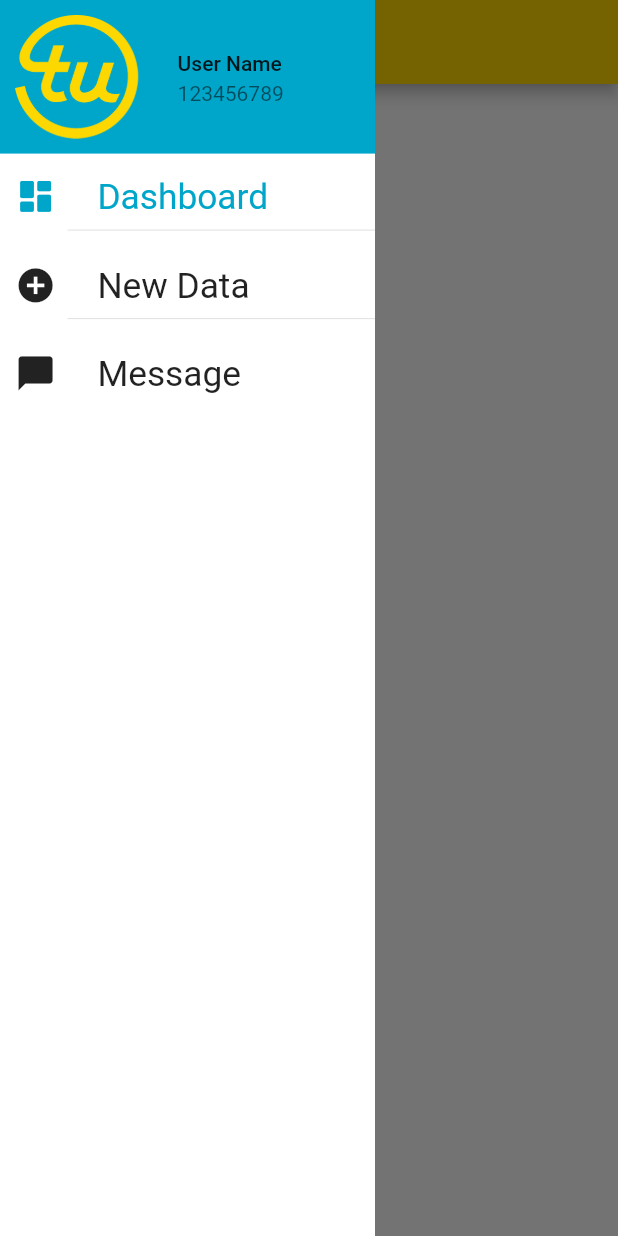
After one commit to ankitch29/flutter_poc, a Flutter app: the screen it shows after launch, after a tap on "Search", after a tap on the "menu" icon, on a phone screen of 412 x 824 dp. The commit adds this screen. Run offline on Flutter 3.47's test engine with Material 2 defaults, Android fonts, the phone set to English and light mode, and no system bars; our stand-ins replace get.

Commit message:
menu created, with responsive.

```diff
--- a/lib/main.dart
+++ b/lib/main.dart
@@ -2,6 +2,7 @@ import 'package:flutter/material.dart';
 import 'package:flutter/services.dart';
 import 'package:flutter_poc/screens/enquiry_information/ui/enquiry_information_page.dart';
 import 'package:flutter_poc/screens/initial/initial_screen.dart';
+import 'package:flutter_poc/utils/constants.dart';
 import 'package:get/get.dart';
 
 ///Main entry point this app
@@ -16,7 +17,8 @@ void main() {
   runApp(GetMaterialApp(
       debugShowCheckedModeBanner: false,
       theme: ThemeData(
-        primarySwatch: Colors.deepPurple,
+        primaryColor: ColourConstants.primary,
+        accentColor: ColourConstants.accent
       ),
       home: EnquiryInformation()));
 }
--- /dev/null
+++ b/lib/screens/dashboard/controller/menu_drawer_controller.dart
@@ -0,0 +1,26 @@
+import 'package:flutter/material.dart';
+import 'package:get/get.dart';
+
+// Defined a class for each menu
+class MenuItem {
+  String title; // menu title
+  IconData icon; // menu icon/image
+  bool isActive; // to find menu is active of not
+
+  MenuItem(this.title, this.icon, this.isActive);
+}
+
+class MenuDrawerController extends GetxController {
+  var listOfMenuItem = <MenuItem>[].obs; // List of items in menu
+  int oldIndex = 0; // To store last selected index
+
+  @override
+  void onInit() {
+    super.onInit();
+    List<MenuItem> list = [];
+    list.add(MenuItem("Dashboard", Icons.dashboard_rounded, true));
+    list.add(MenuItem("New Data", Icons.add_circle_outlined, false));
+    list.add(MenuItem("Message", Icons.chat_bubble_outlined, false));
+    listOfMenuItem.value = list;
+  }
+}
--- /dev/null
+++ b/lib/screens/dashboard/ui/dashboard.dart
@@ -0,0 +1,44 @@
+import 'package:flutter/material.dart';
+import 'package:flutter_poc/screens/dashboard/ui/side_menu_drawer.dart';
+import 'package:flutter_poc/utils/constants.dart';
+import 'package:flutter_poc/utils/ui/responsive.dart';
+import 'package:get/get.dart';
+
+class DashboardPage extends StatefulWidget {
+  const DashboardPage({Key? key}) : super(key: key);
+
+  @override
+  _DashboardPageState createState() => _DashboardPageState();
+}
+
+class _DashboardPageState extends State<DashboardPage> {
+  final GlobalKey<ScaffoldState> _scaffoldKey = GlobalKey<ScaffoldState>(); // to open & close drawer in android
+
+  @override
+  Widget build(BuildContext context) {
+    return Scaffold(
+      key: _scaffoldKey,
+      // only if mobile then drawer will visible
+      drawer: Responsive.isMobile(context)
+          ? ConstrainedBox(
+              constraints: const BoxConstraints(maxWidth: 250),
+              child: SideMenu(),
+            )
+          : Container(),
+      appBar: AppBar(
+        backgroundColor: ColourConstants.accent,
+        leading: Responsive.isMobile(context)
+            ? IconButton(
+                icon: const Icon(Icons.menu),
+                onPressed: () {
+                  if (!_scaffoldKey.currentState!.isDrawerOpen) {
+                    _scaffoldKey.currentState!.openDrawer();
+                  } else {
+                    Get.back();
+                  }
+                })
+            : Container(),
+      ),
+    );
+  }
+}
--- /dev/null
+++ b/lib/screens/dashboard/ui/dashboard_home.dart
@@ -0,0 +1,50 @@
+import 'package:flutter/material.dart';
+import 'package:flutter_poc/screens/dashboard/ui/dashboard.dart';
+import 'package:flutter_poc/screens/dashboard/ui/side_menu_drawer.dart';
+import 'package:flutter_poc/utils/constants.dart';
+import 'package:flutter_poc/utils/ui/responsive.dart';
+
+class DashboardHome extends StatefulWidget {
+  const DashboardHome({Key? key}) : super(key: key);
+
+  @override
+  _DashboardHomeState createState() => _DashboardHomeState();
+}
+
+class _DashboardHomeState extends State<DashboardHome> {
+  @override
+  Widget build(BuildContext context) {
+    return Responsive(
+        tablet: getDesktopAndTabletDesign(), // made both tablet & desktop same design
+        desktop: getDesktopAndTabletDesign(),
+        mobile: const DashboardPage());
+  }
+
+  Widget getDesktopAndTabletDesign() {
+    var _size = MediaQuery.of(context).size;
+    return Column(
+      crossAxisAlignment: CrossAxisAlignment.start,
+      children: [
+        Padding(
+          padding: const EdgeInsets.only(left: 20,top: 5,bottom: 8),
+          child: Image.asset("images/logo_name_blue.png",width: _size.width/7),
+        ),
+        const Divider(color: ColourConstants.accent),
+        Expanded(
+          child: Row(
+            children: [
+              Expanded(
+                flex: _size.width > 1000 ? 2 : 3,
+                child: SideMenu(),
+              ),
+              Expanded(
+                flex: 8,
+                child: Container(color: ColourConstants.primary),
+              ),
+            ],
+          ),
+        ),
+      ],
+    );
+  }
+}
--- /dev/null
+++ b/lib/screens/dashboard/ui/side_menu_drawer.dart
@@ -0,0 +1,89 @@
+import 'package:flutter/material.dart';
+import 'package:flutter_poc/screens/dashboard/controller/menu_drawer_controller.dart';
+import 'package:flutter_poc/utils/constants.dart';
+import 'package:flutter_poc/utils/ui/responsive.dart';
+import 'package:get/get.dart';
+
+class SideMenu extends StatelessWidget {
+  SideMenu({
+    Key? key,
+  }) : super(key: key);
+
+  final menuController = Get.put(MenuDrawerController());
+
+  @override
+  Widget build(BuildContext context) {
+    var size = MediaQuery.of(context).size;
+    return Scaffold(
+      body: Container(
+        height: double.infinity,
+        color: Colors.white,
+        child: SafeArea(
+          child: Column(
+            crossAxisAlignment: CrossAxisAlignment.start,
+            children: [
+              Responsive.isMobile(context)
+                  ? Container(
+                      color: ColourConstants.primary,
+                      child: Row(
+                        mainAxisAlignment: MainAxisAlignment.start,
+                        children: [
+                          Padding(
+                            padding: const EdgeInsets.all(10),
+                            child: Image.asset(
+                              "images/logo_icon.png",
+                              width: size.height / 10,
+                            ),
+                          ),
+                          const Expanded(
+                            child: ListTile(
+                              title: Text("User Name"),
+                              subtitle: Text("123456789"),
+                            ),
+                          )
+                        ],
+                      ),
+                    )
+                  : Container(),
+              GetX<MenuDrawerController>(builder: (controller) {
+                return ListView.separated(
+                    itemCount: menuController.listOfMenuItem.length,
+                    shrinkWrap: true,
+                    separatorBuilder: (context, index) {
+                      return const Divider(
+                        indent: 45,
+                      );
+                    },
+                    itemBuilder: (context, index) {
+                      var item = menuController.listOfMenuItem[index];
+                      return MouseRegion(
+                        cursor: SystemMouseCursors.click,
+                        child: Padding(
+                          padding: const EdgeInsets.only(left: 10, top: 15),
+                          child: Row(
+                            children: [
+                              Icon(item.icon,
+                                  color: item.isActive
+                                      ? ColourConstants.primary
+                                      : null,
+                                  size: size.height / 30),
+                              SizedBox(width: size.height / 30),
+                              Text(item.title,
+                                  style: TextStyle(
+                                      color: item.isActive
+                                          ? ColourConstants.primary
+                                          : null,
+                                      fontSize: size.height / 35)),
+                            ],
+                          ),
+                        ),
+                      );
+                    });
+              })
+            ],
+          ),
+        ),
+      ),
+    );
+  }
+}
--- a/lib/screens/enquiry_information/controller/enquiry_information_controller.dart
+++ b/lib/screens/enquiry_information/controller/enquiry_information_controller.dart
@@ -1,13 +1,17 @@
+import 'package:flutter_poc/screens/dashboard/ui/dashboard_home.dart';
 import 'package:get/get.dart';
 
 ///this is the controller to handle all the business logic
 ///for Enquiry screen
 class EnquiryInfoController extends GetxController {
-
   // Local images to slide list
   List<String> slideImages = [
     "images/slide_1.png",
     "images/slide_1.png",
     "images/slide_1.png"
   ];
+
+  navigateToDashboard() {
+    Get.offAll(() => const DashboardHome());
+  }
 }
--- a/lib/screens/enquiry_information/ui/enquiry_information_page.dart
+++ b/lib/screens/enquiry_information/ui/enquiry_information_page.dart
@@ -72,7 +72,9 @@ class EnquiryInformation extends StatelessWidget {
                           width: double.maxFinite,
                           height: size.height / 18,
                           child: ElevatedButton(
-                              onPressed: () {},
+                              onPressed: () {
+                                enquiryController.navigateToDashboard();
+                              },
                               style: ElevatedButton.styleFrom(
                                 shape: RoundedRectangleBorder(
                                   borderRadius: BorderRadius.circular(30.0),
--- a/lib/utils/constants.dart
+++ b/lib/utils/constants.dart
@@ -15,3 +15,7 @@ class ColourConstants {
   static const Color nonHighlightedColor = Color(0xFFF2EFEF);
   static const Color accent = Color(0xFFFCD800);
 }
+
+class NumberConstants {
+  static const double kDefaultPadding = 20.0;
+}
--- a/lib/utils/ui/image_slider/simple_slider.dart
+++ b/lib/utils/ui/image_slider/simple_slider.dart
@@ -2,6 +2,7 @@ import 'package:flutter/cupertino.dart';
 import 'package:flutter/material.dart';
 import 'package:flutter_poc/utils/ui/image_slider/dot_indicator.dart';
 import 'package:flutter_poc/utils/ui/image_slider/simple_slider_controller.dart';
+import 'package:flutter_poc/utils/ui/responsive.dart';
 
 class ImageSliderWidget extends StatefulWidget {
   final simpleSliderController = SimpleSliderController();
@@ -60,9 +61,20 @@ class ImageSliderWidgetState extends State<ImageSliderWidget>
   }
 
   Widget _buildPagerViewSlider() {
+    if (Responsive.isMobile(context) || Responsive.isTablet(context)) {
       return SizedBox(
         height: simpleSliderController.imageHeight,
-      child: PageView.builder(
+        child: getPageViewer(),
+      );
+    } else {
+      return Expanded(
+        child: getPageViewer(),
+      );
+    }
+  }
+
+  Widget getPageViewer() {
+    return PageView.builder(
       controller: simpleSliderController.pageController,
       itemCount: simpleSliderController.pages.length,
       itemBuilder: (BuildContext context, int index) {
@@ -70,7 +82,6 @@ class ImageSliderWidgetState extends State<ImageSliderWidget>
             .pages[index % simpleSliderController.pages.length];
       },
       onPageChanged: (int p) {},
-      ),
     );
   }
 
```
Lines whose indentation alone changed are shown as unchanged.
